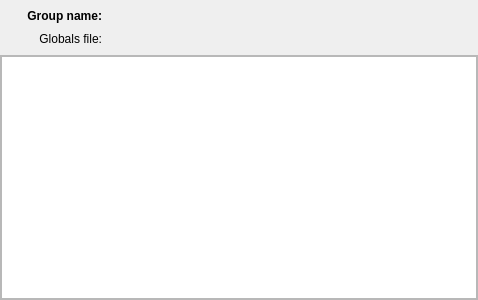
labscript-suite/runmanager, file group.ui: the form before one commit.
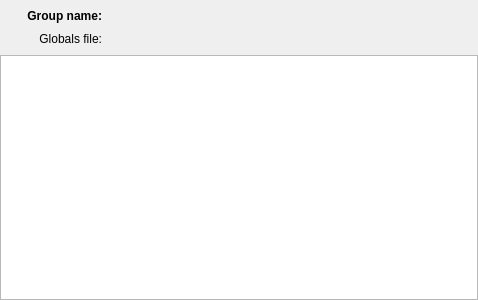
The form after the commit. Custom widgets are drawn as their Qt base class.

Commit message: word_wrap: Get rid of redundant scroll area - tableview already has its own scroll area.

The edit to the form file:
```diff
--- a/group.ui
+++ b/group.ui
@@ -115,36 +115,6 @@
     </layout>
    </item>
    <item>
-    <widget class="QScrollArea" name="scrollArea">
-     <property name="widgetResizable">
-      <bool>true</bool>
-     </property>
-     <widget class="QWidget" name="scrollAreaWidgetContents">
-      <property name="geometry">
-       <rect>
-        <x>0</x>
-        <y>0</y>
-        <width>476</width>
-        <height>238</height>
-       </rect>
-      </property>
-      <layout class="QVBoxLayout" name="verticalLayout">
-       <property name="spacing">
-        <number>0</number>
-       </property>
-       <property name="leftMargin">
-        <number>0</number>
-       </property>
-       <property name="topMargin">
-        <number>0</number>
-       </property>
-       <property name="rightMargin">
-        <number>0</number>
-       </property>
-       <property name="bottomMargin">
-        <number>0</number>
-       </property>
-       <item>
         <widget class="TableView" name="tableView_globals">
          <property name="styleSheet">
           <string notr="true"/>
@@ -152,10 +122,6 @@
          <property name="alternatingRowColors">
           <bool>true</bool>
          </property>
-        </widget>
-       </item>
-      </layout>
-     </widget>
     </widget>
    </item>
   </layout>
```
Lines whose indentation alone changed are shown as unchanged.
